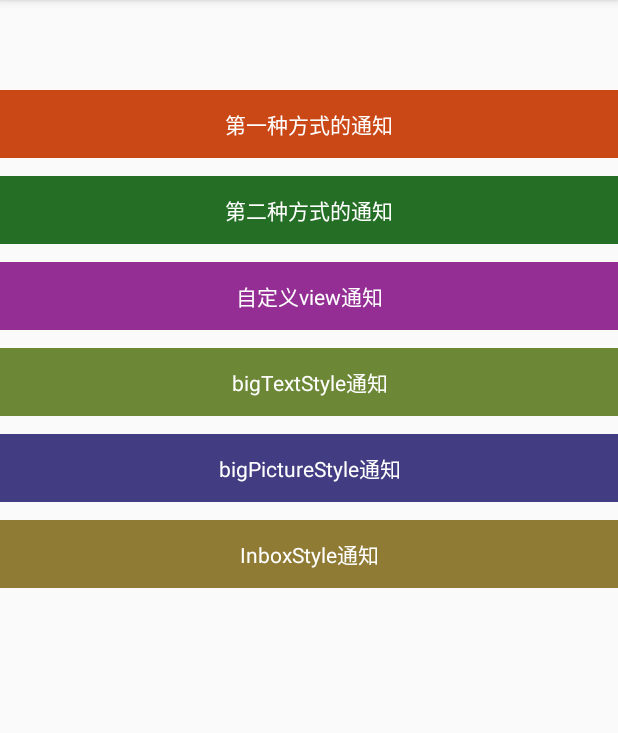
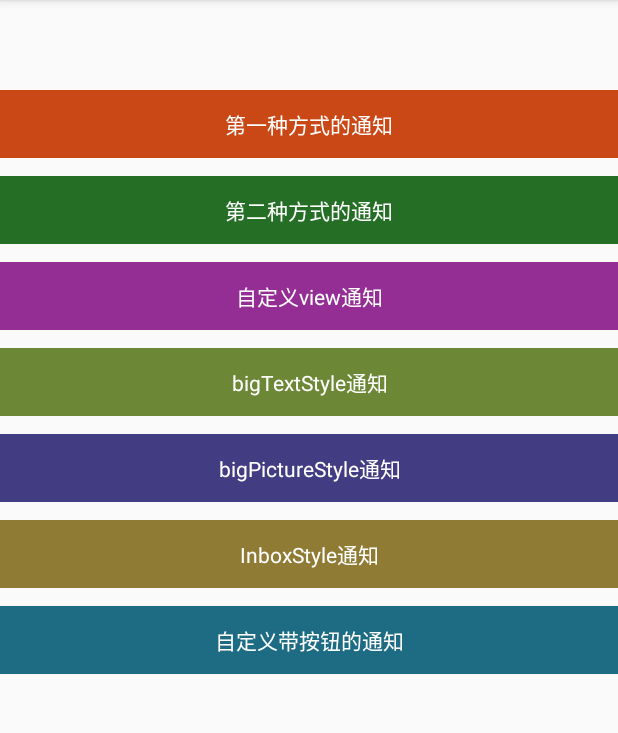
Before and after one commit to shaozucheng/NotificationDemo, an Android app: the screen it shows after launch (MainActivity), on a phone screen of 412 x 824 dp, the part 84-817 px from its top. Run offline under Robolectric (Android 15) with nearby library versions, the phone set to English and light mode, and no system bars; our stand-ins replace ButterKnife.

Commit message:
简述：修改自定义通知
背景信息：

修改内容：

```diff
--- a/app/src/main/java/com/notification/MainActivity.java
+++ b/app/src/main/java/com/notification/MainActivity.java
@@ -39,8 +39,7 @@ public class MainActivity extends AppCompatActivity {
     public void onClick(View view) {
         switch (view.getId()) {
             case R.id.button01://第一种方式
-                //  showNotification();
-                showCustomNotificationButton();
+                showNotification();
                 break;
             case R.id.button02://第二种方式
                 showNotion();
@@ -56,6 +55,9 @@ public class MainActivity extends AppCompatActivity {
                 break;
             case R.id.button06://inboxStyle 通知
                 showInboxNotification();
+                break;
+            case R.id.button07://自定义带按钮的通知
+                showCustomNotificationButton();
                 break;
         }
     }
--- a/app/src/main/res/layout/activity_main.xml
+++ b/app/src/main/res/layout/activity_main.xml
@@ -80,5 +80,16 @@
             android:text="InboxStyle通知"
             android:textColor="#ffffff"/>
 
+        <TextView
+            android:id="@+id/button07"
+            android:layout_width="match_parent"
+            android:layout_height="wrap_content"
+            android:layout_marginTop="12dp"
+            android:background="#1d6c84"
+            android:gravity="center"
+            android:padding="12dp"
+            android:text="自定义带按钮的通知"
+            android:textColor="#ffffff"/>
+
     </LinearLayout>
 </ScrollView>
```
